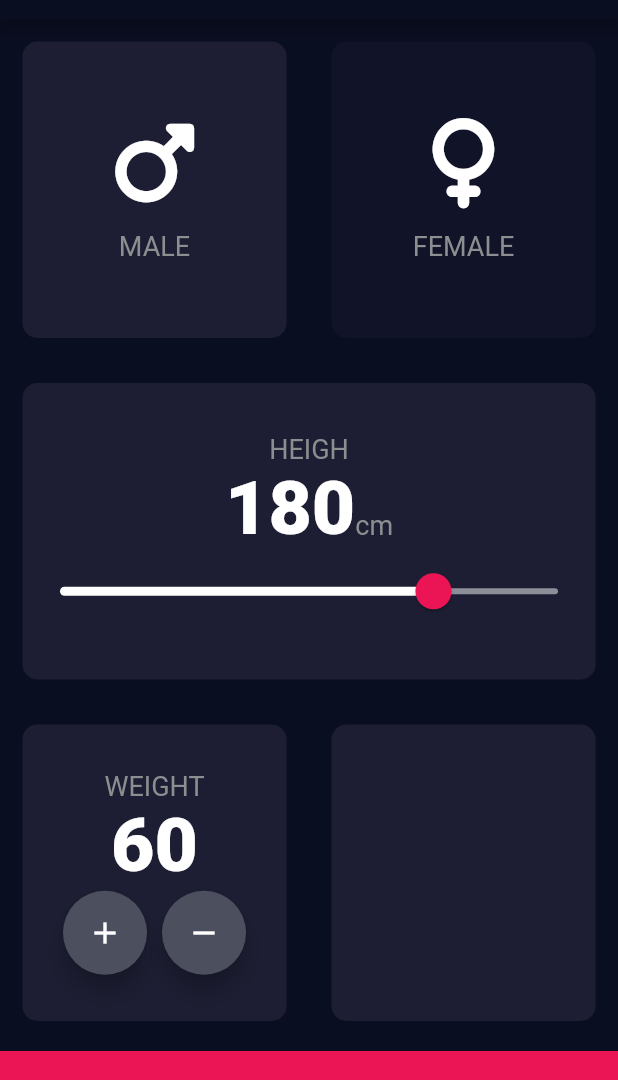
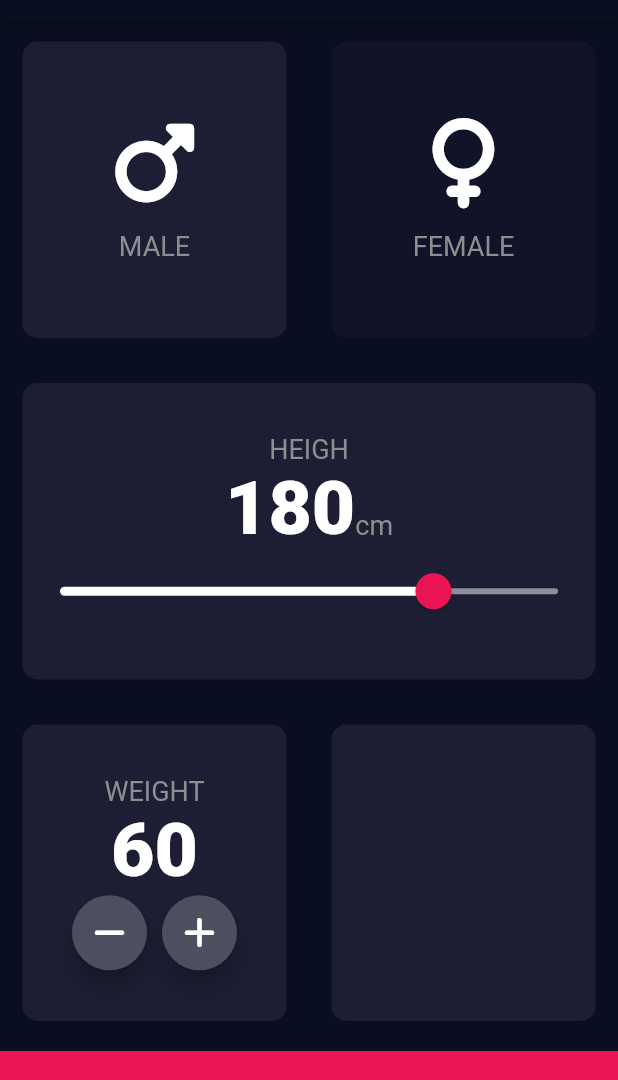
Before and after one commit to Sandra-chemist/bmi_calculator, a Flutter app: the screen it shows after launch, on a phone screen of 412 x 824 dp, the part 65-1145 px from its top. Run offline on Flutter 3.47's test engine with Material 2 defaults, Android fonts, the phone set to English and light mode, and no system bars; our stand-ins replace font_awesome_flutter.

Commit message:
new class RoundIconButton was added

```diff
--- a/lib/input_page.dart
+++ b/lib/input_page.dart
@@ -133,25 +133,11 @@ class _InputPageState extends State<InputPage> {
                         Row(
                           mainAxisAlignment: MainAxisAlignment.center,
                           children: [
-                            FloatingActionButton(
-                              backgroundColor: Color(0xFF4C4F5E),
-                              onPressed: () {},
-                              child: Icon(
-                                Icons.add,
-                                color: Colors.white,
-                              ),
-                            ),
+                            RoundIconButton(icon: FontAwesomeIcons.minus),
                             SizedBox(
                               width: 10.0,
                             ),
-                            FloatingActionButton(
-                              backgroundColor: Color(0xFF4C4F5E),
-                              onPressed: () {},
-                              child: Icon(
-                                Icons.remove,
-                                color: Colors.white,
-                              ),
-                            ),
+                            RoundIconButton(icon: FontAwesomeIcons.plus),
                           ],
                         ),
                       ],
@@ -178,3 +164,24 @@ class _InputPageState extends State<InputPage> {
         ));
   }
 }
+
+class RoundIconButton extends StatelessWidget {
+  RoundIconButton({required this.icon});
+  final IconData icon;
+
+  @override
+  Widget build(BuildContext context) {
+    return RawMaterialButton(
+      child: Icon(icon),
+      onPressed: null,
+      elevation: 6.0,
+      disabledElevation: 6.0,
+      constraints: BoxConstraints.tightFor(
+        width: 50.0,
+        height: 50.0,
+      ),
+      shape: CircleBorder(),
+      fillColor: Color(0xFF4C4F5E),
+    );
+  }
+}
```
